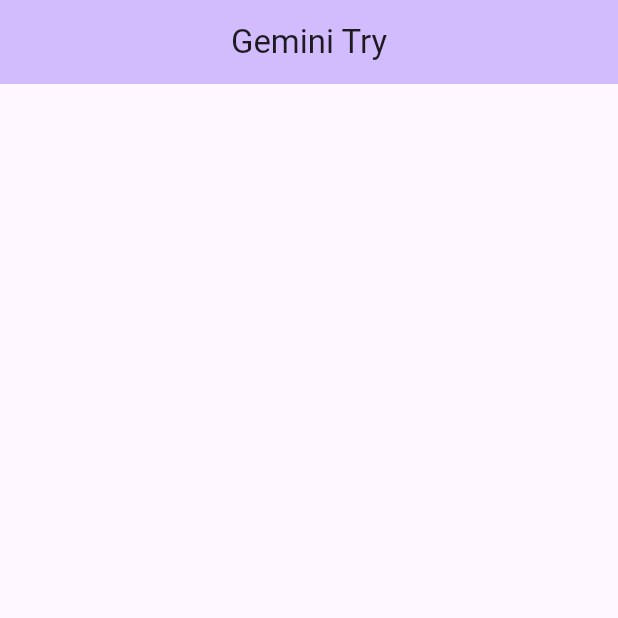
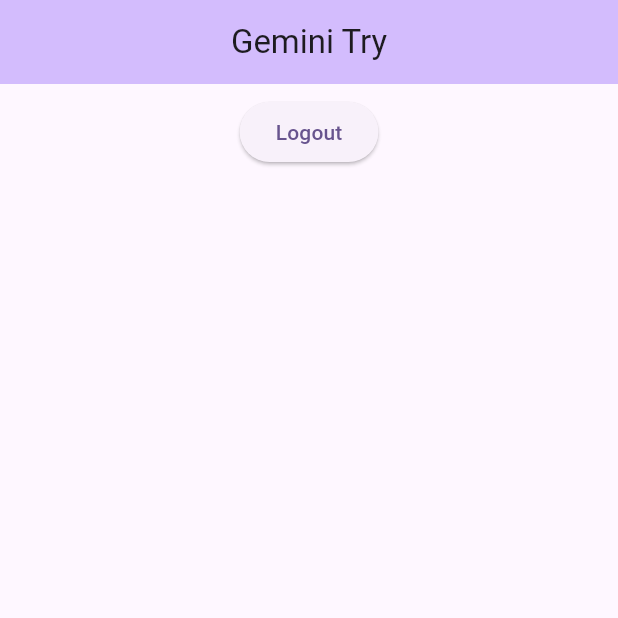
Before and after one commit to femnixx/jaganalar, a Flutter app: the HomePage screen opened directly, on a phone screen of 412 x 824 dp, the top half of it. Run offline on Flutter 3.47's test engine with Material 3 defaults, Android fonts, the phone set to English and light mode, and no system bars; drawn by our look-alikes of dash_chat_2; our stand-ins replace flutter_gemini, supabase_flutter; accounts and stored records are empty.

Commit message:
Added sign out button, auth is now done:

```diff
--- a/lib/home_page.dart
+++ b/lib/home_page.dart
@@ -77,11 +77,24 @@ class HomePageState extends State<HomePage> {
         title: const Text('Gemini Try'),
         backgroundColor: Theme.of(context).colorScheme.inversePrimary,
       ),
-      body: DashChat(
+      body: Column(
+        children: [
+          Padding(
+            padding: const EdgeInsets.all(8),
+            child: ElevatedButton(
+              onPressed: logout,
+              child: Text('Logout')
+            ),
+          ),
+          Expanded(
+            child: DashChat(
         currentUser: currentUser,
         messages: messages,
         onSend: _sendMessage,
       ),
+          )
+        ],
+      )
     );
   }
 
```
